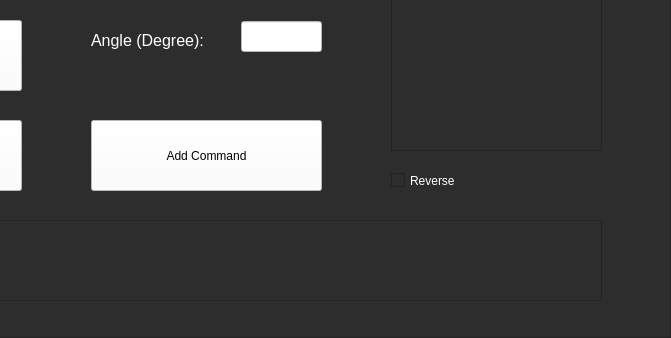
This is Code/Python controller/ui_main.ui in c2hm/CampUS as Qt 5 draws it before an edit; both pictures show x 329 to 1000 and y 162 to 500 of the 1000 by 500 pixel window. The edited form follows.
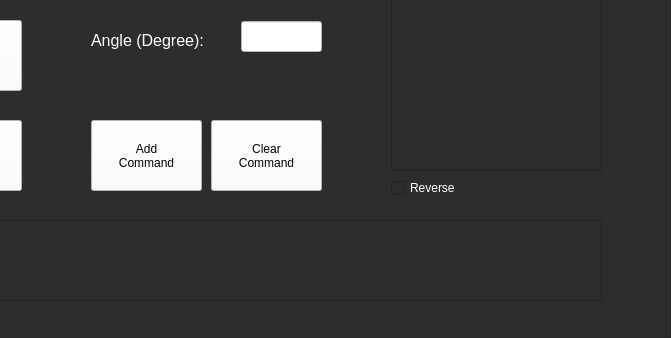
This is the edited form.

The edit to the form file:
```diff
--- a/Code/Python controller/ui_main.ui
+++ b/Code/Python controller/ui_main.ui
@@ -1040,7 +1040,7 @@
                <rect>
                 <x>340</x>
                 <y>270</y>
-                <width>231</width>
+                <width>111</width>
                 <height>71</height>
                </rect>
               </property>
@@ -1140,7 +1140,11 @@
 font: 12pt &quot;MS Shell Dlg 2&quot;;</string>
               </property>
               <property name="text">
-               <string>Add Command</string>
+               <string>Add
+Command</string>
+              </property>
+              <property name="shortcut">
+               <string>Return</string>
               </property>
              </widget>
              <widget class="QLabel" name="label">
@@ -1593,19 +1597,6 @@
                <string>Angle (Degree):</string>
               </property>
              </widget>
-             <widget class="QTableView" name="list_cmd">
-              <property name="geometry">
-               <rect>
-                <x>640</x>
-                <y>100</y>
-                <width>211</width>
-                <height>201</height>
-               </rect>
-              </property>
-              <property name="styleSheet">
-               <string notr="true">color: rgb(255, 255, 255);</string>
-              </property>
-             </widget>
              <widget class="QLabel" name="label_3">
               <property name="geometry">
                <rect>
@@ -1862,9 +1853,9 @@
               <property name="geometry">
                <rect>
                 <x>640</x>
-                <y>310</y>
+                <y>330</y>
                 <width>211</width>
-                <height>41</height>
+                <height>16</height>
                </rect>
               </property>
               <property name="styleSheet">
@@ -1875,21 +1866,195 @@
                <string>Reverse</string>
               </property>
              </widget>
-             <widget class="QLabel" name="label_cmdlist">
+             <widget class="QListView" name="listView_3">
+              <property name="geometry">
+               <rect>
+                <x>640</x>
+                <y>100</y>
+                <width>211</width>
+                <height>221</height>
+               </rect>
+              </property>
+             </widget>
+             <widget class="QWidget" name="verticalWidget" native="true">
               <property name="geometry">
                <rect>
                 <x>650</x>
                 <y>110</y>
                 <width>191</width>
-                <height>181</height>
+                <height>201</height>
                </rect>
+              </property>
+              <layout class="QVBoxLayout" name="verticalLayout_3">
+               <item>
+                <widget class="QLabel" name="label_cmd1">
+                 <property name="styleSheet">
+                  <string notr="true">color: rgb(255, 255, 255);</string>
+                 </property>
+                 <property name="text">
+                  <string/>
+                 </property>
+                </widget>
+               </item>
+               <item>
+                <widget class="QLabel" name="label_cmd2">
+                 <property name="styleSheet">
+                  <string notr="true">color: rgb(255, 255, 255);</string>
+                 </property>
+                 <property name="text">
+                  <string/>
+                 </property>
+                </widget>
+               </item>
+               <item>
+                <widget class="QLabel" name="label_cmd3">
+                 <property name="styleSheet">
+                  <string notr="true">color: rgb(255, 255, 255);</string>
+                 </property>
+                 <property name="text">
+                  <string/>
+                 </property>
+                </widget>
+               </item>
+               <item>
+                <widget class="QLabel" name="label_cmd4">
+                 <property name="styleSheet">
+                  <string notr="true">color: rgb(255, 255, 255);</string>
+                 </property>
+                 <property name="text">
+                  <string/>
+                 </property>
+                </widget>
+               </item>
+               <item>
+                <widget class="QLabel" name="label_cmd5">
+                 <property name="styleSheet">
+                  <string notr="true">color: rgb(255, 255, 255);</string>
+                 </property>
+                 <property name="text">
+                  <string/>
+                 </property>
+                </widget>
+               </item>
+               <item>
+                <widget class="QLabel" name="label_cmd6">
+                 <property name="styleSheet">
+                  <string notr="true">color: rgb(255, 255, 255);</string>
+                 </property>
+                 <property name="text">
+                  <string/>
+                 </property>
+                </widget>
+               </item>
+              </layout>
+             </widget>
+             <widget class="QPushButton" name="pb_clearcmd">
+              <property name="geometry">
+               <rect>
+                <x>460</x>
+                <y>270</y>
+                <width>111</width>
+                <height>71</height>
+               </rect>
+              </property>
+              <property name="palette">
+               <palette>
+                <active>
+                 <colorrole role="Button">
+                  <brush brushstyle="SolidPattern">
+                   <color alpha="255">
+                    <red>255</red>
+                    <green>255</green>
+                    <blue>255</blue>
+                   </color>
+                  </brush>
+                 </colorrole>
+                 <colorrole role="Base">
+                  <brush brushstyle="SolidPattern">
+                   <color alpha="255">
+                    <red>255</red>
+                    <green>255</green>
+                    <blue>255</blue>
+                   </color>
+                  </brush>
+                 </colorrole>
+                 <colorrole role="Window">
+                  <brush brushstyle="SolidPattern">
+                   <color alpha="255">
+                    <red>255</red>
+                    <green>255</green>
+                    <blue>255</blue>
+                   </color>
+                  </brush>
+                 </colorrole>
+                </active>
+                <inactive>
+                 <colorrole role="Button">
+                  <brush brushstyle="SolidPattern">
+                   <color alpha="255">
+                    <red>255</red>
+                    <green>255</green>
+                    <blue>255</blue>
+                   </color>
+                  </brush>
+                 </colorrole>
+                 <colorrole role="Base">
+                  <brush brushstyle="SolidPattern">
+                   <color alpha="255">
+                    <red>255</red>
+                    <green>255</green>
+                    <blue>255</blue>
+                   </color>
+                  </brush>
+                 </colorrole>
+                 <colorrole role="Window">
+                  <brush brushstyle="SolidPattern">
+                   <color alpha="255">
+                    <red>255</red>
+                    <green>255</green>
+                    <blue>255</blue>
+                   </color>
+                  </brush>
+                 </colorrole>
+                </inactive>
+                <disabled>
+                 <colorrole role="Button">
+                  <brush brushstyle="SolidPattern">
+                   <color alpha="255">
+                    <red>255</red>
+                    <green>255</green>
+                    <blue>255</blue>
+                   </color>
+                  </brush>
+                 </colorrole>
+                 <colorrole role="Base">
+                  <brush brushstyle="SolidPattern">
+                   <color alpha="255">
+                    <red>255</red>
+                    <green>255</green>
+                    <blue>255</blue>
+                   </color>
+                  </brush>
+                 </colorrole>
+                 <colorrole role="Window">
+                  <brush brushstyle="SolidPattern">
+                   <color alpha="255">
+                    <red>255</red>
+                    <green>255</green>
+                    <blue>255</blue>
+                   </color>
+                  </brush>
+                 </colorrole>
+                </disabled>
+               </palette>
               </property>
               <property name="styleSheet">
-               <string notr="true">color: rgb(255, 255, 255);
+               <string notr="true">background-color: rgb(255, 255, 255);
 font: 12pt &quot;MS Shell Dlg 2&quot;;</string>
               </property>
               <property name="text">
-               <string/>
+               <string>Clear
+Command</string>
               </property>
              </widget>
              <zorder>listView_2</zorder>
@@ -1902,11 +2067,12 @@
              <zorder>distance_input</zorder>
              <zorder>angle_input_auto</zorder>
              <zorder>pb_addcmd</zorder>
-             <zorder>list_cmd</zorder>
              <zorder>label_3</zorder>
              <zorder>label_state_auto</zorder>
              <zorder>cb_Reversecmd</zorder>
-             <zorder>label_cmdlist</zorder>
+             <zorder>listView_3</zorder>
+             <zorder>verticalWidget</zorder>
+             <zorder>pb_clearcmd</zorder>
             </widget>
             <widget class="QWidget" name="page_2">
              <widget class="QLabel" name="SemiAuto_Title">
```
